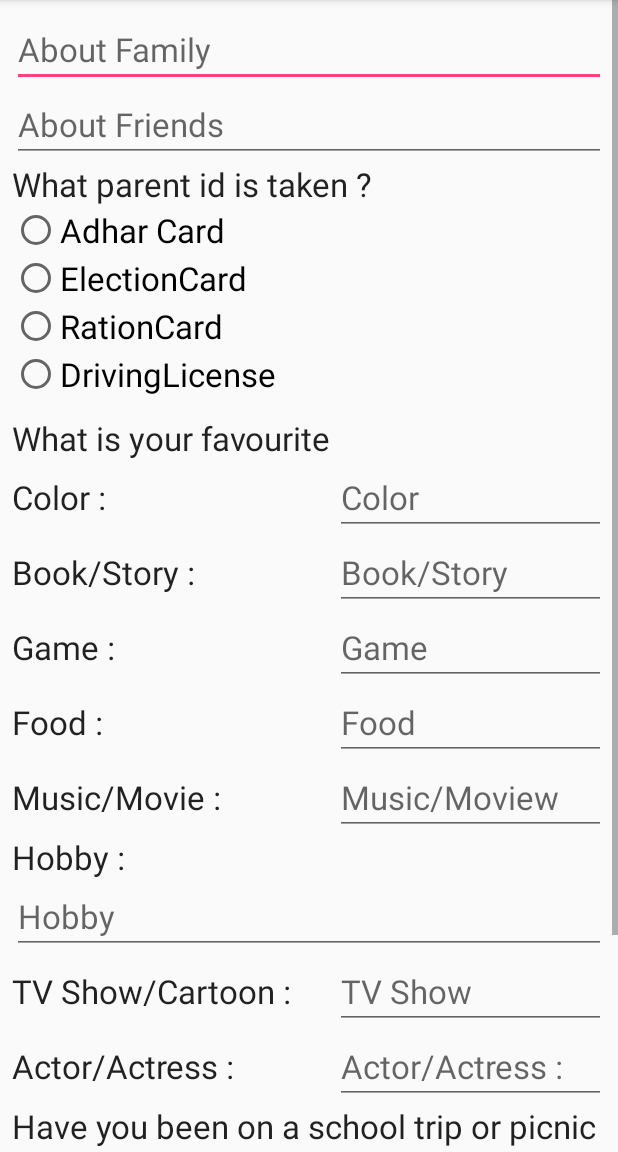
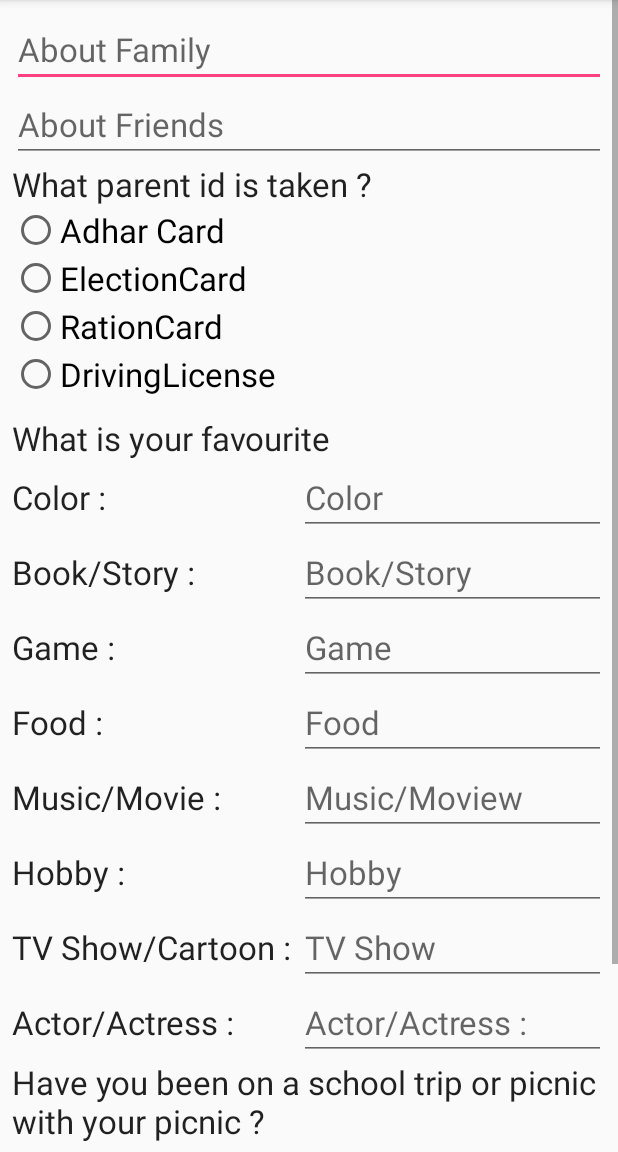
Before and after one commit to Mumbai2017/team-12, an Android app: the Volunteer_Form1 screen opened directly, with no data from a screen before it, on a phone screen of 412 x 824 dp, the part 84-1236 px from its top. Run offline under Robolectric (Android 15) with nearby library versions, the phone set to English and light mode, and no system bars.

Commit message:
Form Update
Volunteer Update

```diff
--- a/MakeAWish/app/src/main/java/com/cfg/team12/makeawish/Volunteer_Form1.java
+++ b/MakeAWish/app/src/main/java/com/cfg/team12/makeawish/Volunteer_Form1.java
@@ -2,12 +2,30 @@ package com.cfg.team12.makeawish;
 
 import android.support.v7.app.AppCompatActivity;
 import android.os.Bundle;
+import android.widget.EditText;
 
 public class Volunteer_Form1 extends AppCompatActivity {
+
+    EditText aboutFamily,aboutFriends,color,game,food,music,hobby,tv_show,actor,trip,describePlan;
 
     @Override
     protected void onCreate(Bundle savedInstanceState) {
         super.onCreate(savedInstanceState);
         setContentView(R.layout.activity_volunteer__form1);
+
+        aboutFamily= (EditText) findViewById(R.id.aboutFamily);
+        aboutFriends= (EditText) findViewById(R.id.aboutFriends);
+        color= (EditText) findViewById(R.id.favColor);
+        game= (EditText) findViewById(R.id.game);
+        food= (EditText) findViewById(R.id.food);
+        music= (EditText) findViewById(R.id.musicMovie);
+        hobby= (EditText) findViewById(R.id.hobby);
+        tv_show= (EditText) findViewById(R.id.tvShow);
+        actor= (EditText) findViewById(R.id.actorActoress);
+        trip= (EditText) findViewById(R.id.tripDescription);
+        describePlan= (EditText) findViewById(R.id.DescribePlan);
+
+
+
     }
 }
--- a/MakeAWish/app/src/main/res/layout/activity_volunteer__form1.xml
+++ b/MakeAWish/app/src/main/res/layout/activity_volunteer__form1.xml
@@ -5,20 +5,20 @@
     android:layout_height="match_parent">
 
     <LinearLayout
-        android:id="@+id/aboutFamily"
         android:layout_width="match_parent"
         android:layout_height="match_parent"
         android:layout_margin="8dp"
         android:orientation="vertical">
 
         <EditText
-            android:id="@+id/aboutFriends"
+            android:id="@+id/aboutFamily"
             android:layout_width="match_parent"
             android:layout_height="wrap_content"
             android:hint="About Family"
             android:textAppearance="?android:attr/textAppearanceLarge" />
 
         <EditText
+            android:id="@+id/aboutFriends"
             android:layout_width="match_parent"
             android:layout_height="wrap_content"
             android:hint="About Friends"
@@ -81,7 +81,7 @@
             android:layout_width="fill_parent"
             android:layout_height="wrap_content"
             android:shrinkColumns="1"
-            android:stretchColumns="*"
+            android:stretchColumns="1"
             android:visibility="visible">
 
             <TableRow>
@@ -94,7 +94,7 @@
                     android:textAppearance="?android:attr/textAppearanceLarge" />
 
                 <EditText
-                    android:id="@+id/nameOFHospital"
+                    android:id="@+id/favColor"
                     android:layout_width="match_parent"
                     android:layout_height="wrap_content"
                     android:layout_weight="1"
@@ -167,6 +167,8 @@
 
             </TableRow>
 
+            <TableRow>
+
                 <TextView
                     android:layout_width="wrap_content"
                     android:layout_height="wrap_content"
@@ -179,6 +181,7 @@
                     android:layout_height="wrap_content"
                     android:hint="Hobby"
                     android:textAppearance="?android:attr/textAppearanceLarge" />
+            </TableRow>
 
             <TableRow>
 
```
Lines whose indentation alone changed are shown as unchanged.
